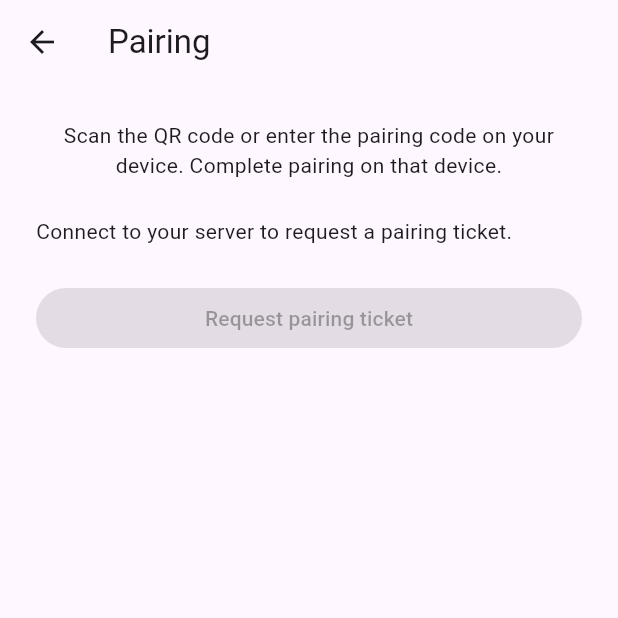
After one commit to DinsourZ/coco-app, a Flutter app: the PairingScreen screen opened directly, on a phone screen of 412 x 824 dp, the top half of it. The commit adds this screen. Run offline on Flutter 3.47's test engine with Material 3 defaults, Android fonts, the phone set to English and light mode, and no system bars; our stand-ins replace qr_flutter.

Commit message:
feat(flutter): pairing screen with QR code and expiry countdown (harness 009-pairing-qr)

```diff
--- a/lib/api.dart
+++ b/lib/api.dart
@@ -33,6 +33,14 @@ class CoCoApiResponse {
   final bool hasBody;
 }
 
+/// A display-only pairing ticket. Extra server fields are never retained.
+class PairingTicket {
+  const PairingTicket._({required this.code, required this.expiresAt});
+
+  final String code;
+  final DateTime expiresAt;
+}
+
 /// An app event, retaining all server fields in [payload].
 class CoCoAppMessage {
   const CoCoAppMessage(this.type, this.payload);
@@ -57,12 +65,14 @@ class CoCoApi {
     CoCoSocketConnector? socketConnector,
     this.timeout = const Duration(seconds: 30),
     String credentialsPath = '/api/credentials',
+    String pairingTicketsPath = '/api/pairing/tickets',
   })  : _baseUrl = baseUrl,
         _token = token,
         _client = client ?? http.Client(),
         _ownsClient = client == null,
         _socketConnector = socketConnector ?? WebSocketChannel.connect,
-        _credentialsPath = credentialsPath {
+        _credentialsPath = credentialsPath,
+        _pairingTicketsPath = pairingTicketsPath {
     if (!['http', 'https'].contains(baseUrl.scheme) ||
         baseUrl.host.isEmpty ||
         baseUrl.userInfo.isNotEmpty ||
@@ -85,6 +95,16 @@ class CoCoApi {
             )) {
       throw ArgumentError('credentialsPath must be an absolute API path.');
     }
+    final pairingPath = Uri.tryParse(pairingTicketsPath);
+    if (!pairingTicketsPath.startsWith('/') ||
+        pairingPath == null ||
+        pairingPath.hasAuthority ||
+        pairingPath.hasQuery ||
+        pairingPath.hasFragment ||
+        pairingPath.pathSegments.where((part) => part.isNotEmpty).isEmpty ||
+        pairingPath.pathSegments.any((part) => part == '.' || part == '..')) {
+      throw ArgumentError('pairingTicketsPath must be an absolute API path.');
+    }
   }
 
   static const chatMethod = 'POST';
@@ -98,6 +118,7 @@ class CoCoApi {
   final bool _ownsClient;
   final CoCoSocketConnector _socketConnector;
   final String _credentialsPath;
+  final String _pairingTicketsPath;
   final Duration timeout;
   WebSocketChannel? _socket;
   StreamSubscription<dynamic>? _socketSubscription;
@@ -144,6 +165,39 @@ class CoCoApi {
     await _request('POST', [
       'api', 'chat', 'requests', _segment(requestId), 'cancel',
     ]);
+  }
+
+  /// Request a ticket for display only; this never claims or polls a device.
+  ///
+  /// The response must contain a plain `code` and an ISO-8601 `expires_at`
+  /// with a timezone. URLs, JSON payloads, and credentials are not QR data.
+  Future<PairingTicket> requestPairingTicket() async {
+    final token = _requireToken();
+    final response = _object(await _request('POST', [
+      ...Uri.parse(_pairingTicketsPath)
+          .pathSegments
+          .where((part) => part.isNotEmpty),
+    ]));
+    if (_closed || _token != token) {
+      throw const CoCoApiException('Pairing request is no longer active.');
+    }
+    final code = response['code'];
+    final expiry = response['expires_at'];
+    // Accept only the documented human-readable code format. Do not fall back
+    // to a URL, token, credential, or serialized ticket when code is absent.
+    if (code is! String ||
+        code.length > 64 ||
+        !RegExp(r'^[A-Za-z0-9]+(?:-[A-Za-z0-9]+)*$').hasMatch(code) ||
+        code == token ||
+        expiry is! String ||
+        !RegExp(r'(?:[zZ]|[+-]\d{2}:\d{2})$').hasMatch(expiry)) {
+      throw const CoCoApiException('Invalid pairing ticket response.');
+    }
+    final expiresAt = DateTime.tryParse(expiry);
+    if (expiresAt == null) {
+      throw const CoCoApiException('Invalid pairing ticket response.');
+    }
+    return PairingTicket._(code: code, expiresAt: expiresAt.toUtc());
   }
 
   /// Accepts an array or a {"devices": [...]} envelope.
--- a/lib/main.dart
+++ b/lib/main.dart
@@ -2,6 +2,7 @@ import 'package:flutter/material.dart';
 
 import 'api.dart';
 import 'devices_screen.dart';
+import 'pairing_screen.dart';
 
 void main() => runApp(const CoCoApp());
 
@@ -45,6 +46,10 @@ class _MainNavigationScreenState extends State<MainNavigationScreen> {
             DevicesScreen(api: widget.api)
           else
             const SizedBox.shrink(),
+          if (_visitedTabs.contains(2))
+            PairingScreen(api: widget.api)
+          else
+            const SizedBox.shrink(),
         ],
       ),
       bottomNavigationBar: NavigationBar(
@@ -66,6 +71,11 @@ class _MainNavigationScreenState extends State<MainNavigationScreen> {
             key: ValueKey('devices-tab'),
             icon: Icon(Icons.devices_outlined),
             label: 'Devices',
+          ),
+          NavigationDestination(
+            key: ValueKey('pairing-tab'),
+            icon: Icon(Icons.qr_code),
+            label: 'Pairing',
           ),
         ],
       ),
--- /dev/null
+++ b/lib/pairing_screen.dart
@@ -0,0 +1,181 @@
+import 'dart:async';
+
+import 'package:flutter/material.dart';
+import 'package:qr_flutter/qr_flutter.dart';
+
+import 'api.dart';
+
+/// Displays a server-issued code for the device's pairing flow, without claiming.
+class PairingScreen extends StatefulWidget {
+  const PairingScreen({super.key, this.api, this.now = DateTime.now});
+
+  final CoCoApi? api;
+  final DateTime Function() now;
+
+  @override
+  State<PairingScreen> createState() => _PairingScreenState();
+}
+
+class _PairingScreenState extends State<PairingScreen>
+    with WidgetsBindingObserver {
+  PairingTicket? _ticket;
+  Timer? _countdown;
+  int _secondsRemaining = 0;
+  int _requestRevision = 0;
+  bool _loading = false;
+  bool _expired = false;
+  String? _error;
+
+  @override
+  void initState() {
+    super.initState();
+    WidgetsBinding.instance.addObserver(this);
+  }
+
+  @override
+  void didUpdateWidget(covariant PairingScreen oldWidget) {
+    super.didUpdateWidget(oldWidget);
+    if (identical(oldWidget.api, widget.api)) return;
+    _countdown?.cancel();
+    _requestRevision++;
+    _ticket = null;
+    _secondsRemaining = 0;
+    _loading = false;
+    _expired = false;
+    _error = null;
+  }
+
+  @override
+  void didChangeAppLifecycleState(AppLifecycleState state) {
+    if (state == AppLifecycleState.resumed) _updateCountdown();
+  }
+
+  Future<void> _requestTicket() async {
+    final api = widget.api;
+    if (api == null || _loading) return;
+    final revision = ++_requestRevision;
+    _countdown?.cancel();
+    setState(() {
+      _loading = true;
+      _ticket = null;
+      _secondsRemaining = 0;
+      _expired = false;
+      _error = null;
+    });
+    try {
+      final ticket = await api.requestPairingTicket();
+      if (!mounted || revision != _requestRevision) return;
+      setState(() {
+        _ticket = ticket;
+        _loading = false;
+      });
+      _updateCountdown();
+    } catch (error) {
+      if (!mounted || revision != _requestRevision) return;
+      setState(() {
+        _loading = false;
+        // Never display raw transport errors or server response bodies.
+        _error = error is CoCoApiException && error.statusCode != null
+            ? 'Unable to request a pairing ticket (HTTP ${error.statusCode}).'
+            : 'Unable to request a pairing ticket. Try again.';
+      });
+    }
+  }
+
+  void _updateCountdown() {
+    _countdown?.cancel();
+    final ticket = _ticket;
+    if (!mounted || ticket == null) return;
+    final remaining = ticket.expiresAt.difference(widget.now());
+    if (remaining <= Duration.zero) {
+      setState(() {
+        _ticket = null;
+        _secondsRemaining = 0;
+        _expired = true;
+      });
+      return;
+    }
+    setState(() {
+      // Round up so a still-valid ticket never reads 00:00.
+      _secondsRemaining =
+          (remaining.inMicroseconds + Duration.microsecondsPerSecond - 1) ~/
+              Duration.microsecondsPerSecond;
+    });
+    const tick = Duration(seconds: 1);
+    _countdown = Timer(remaining < tick ? remaining : tick, _updateCountdown);
+  }
+
+  @override
+  void dispose() {
+    WidgetsBinding.instance.removeObserver(this);
+    _countdown?.cancel();
+    super.dispose();
+  }
+
+  @override
+  Widget build(BuildContext context) {
+    final ticket = _ticket;
+    final minutes = (_secondsRemaining ~/ 60).toString().padLeft(2, '0');
+    final seconds = (_secondsRemaining % 60).toString().padLeft(2, '0');
+    return Scaffold(
+      appBar: AppBar(title: const Text('Pairing')),
+      body: SafeArea(
+        child: ListView(
+          padding: const EdgeInsets.all(24),
+          children: [
+            const Text(
+              'Scan the QR code or enter the pairing code on your device. '
+              'Complete pairing on that device.',
+              textAlign: TextAlign.center,
+            ),
+            const SizedBox(height: 24),
+            if (widget.api == null)
+              const Text('Connect to your server to request a pairing ticket.'),
+            if (_loading)
+              const Center(child: CircularProgressIndicator()),
+            if (_error != null) Text(_error!),
+            if (_expired)
+              const Text(
+                'Pairing ticket expired. Request a new ticket to try again.',
+                textAlign: TextAlign.center,
+              ),
+            if (ticket != null) ...[
+              Center(
+                child: QrImageView(
+                  // Only the validated plain-text code, never the ticket,
+                  // a claim URL, bearer token, or any other response field.
+                  data: ticket.code,
+                  version: QrVersions.auto,
+                  size: 240,
+                  backgroundColor: Colors.white,
+                  semanticsLabel: 'Pairing code QR code',
+                ),
+              ),
+              const SizedBox(height: 16),
+              SelectableText(
+                ticket.code,
+                textAlign: TextAlign.center,
+                style: Theme.of(context).textTheme.headlineMedium,
+              ),
+              const SizedBox(height: 8),
+              Text(
+                'Expires in $minutes:$seconds',
+                key: const ValueKey('pairing-countdown'),
+                textAlign: TextAlign.center,
+              ),
+            ],
+            const SizedBox(height: 24),
+            FilledButton(
+              onPressed: widget.api == null || _loading ? null : _requestTicket,
+              child: Text(_loading
+                  ? 'Requesting ticket…'
+                  : ticket != null || _expired
+                      ? 'Request new ticket'
+                      : 'Request pairing ticket'),
+            ),
+          ],
+        ),
+      ),
+    );
+  }
+}
--- a/pubspec.yaml
+++ b/pubspec.yaml
@@ -11,6 +11,7 @@ dependencies:
   flutter:
     sdk: flutter
   http: ^1.1.0
+  qr_flutter: ^4.1.0
   web_socket_channel: ^2.4.0
 
 dev_dependencies:
```
Also changed, not shown: lib/devices_screen.dart (line endings or trailing spaces), 4 other files.
